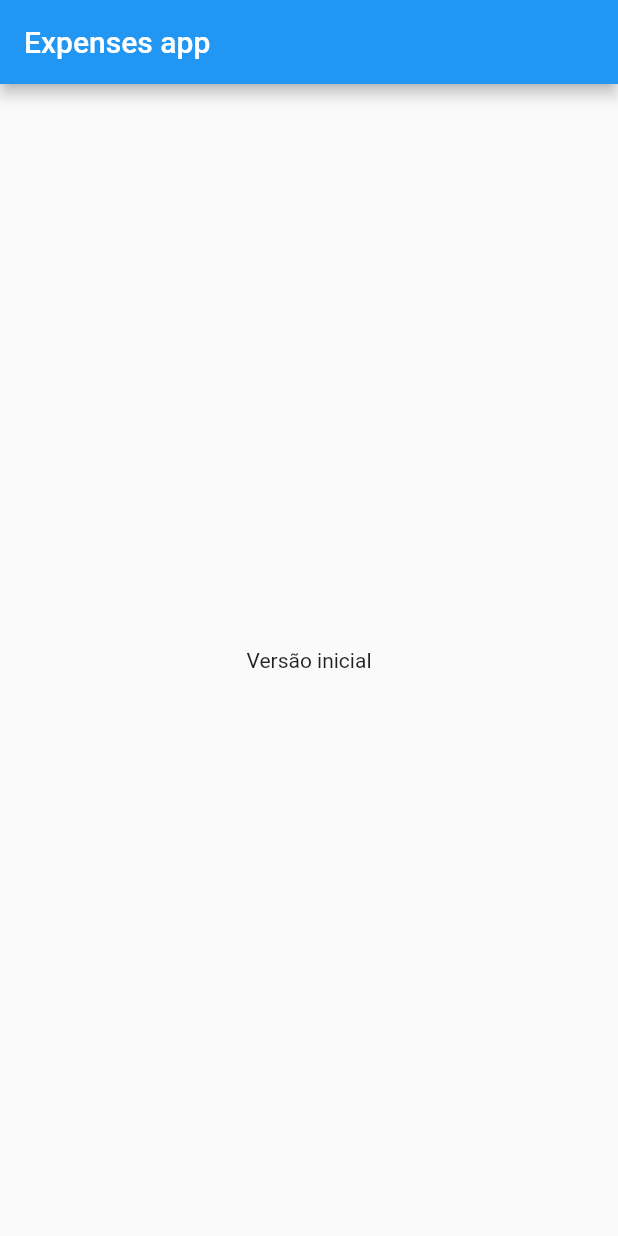
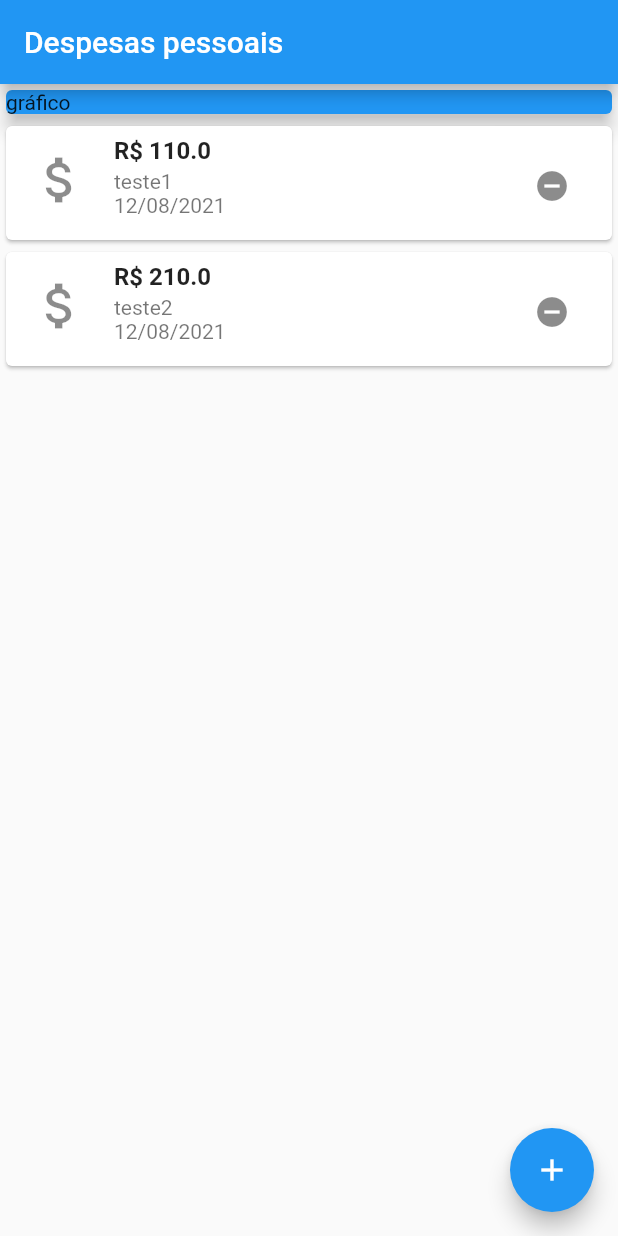
Before and after one commit to igorfcronem/expenses-app, a Flutter app: the screen it shows after launch, on a phone screen of 412 x 824 dp. Run offline on Flutter 3.47's test engine with Material 2 defaults, Android fonts, the phone set to English and light mode, and no system bars.

Commit message:
Feat: Modal to add transaction

```diff
--- /dev/null
+++ b/lib/components/transaction_list.dart
@@ -0,0 +1,52 @@
+import 'package:flutter/material.dart';
+import '../models/transaction.dart';
+import 'package:intl/intl.dart';
+
+class TransactionList extends StatelessWidget {
+  final List<Transaction> transactions;
+
+  final void Function(String) removeFromList;
+
+  TransactionList(this.transactions, this.removeFromList);
+
+  @override
+  Widget build(BuildContext context) {
+    return Container(
+      height: 300,
+      child: ListView.builder(
+          itemCount: transactions.length,
+          itemBuilder: (ctx, index) {
+            final e = transactions[index];
+            return Card(
+              child: ListTile(
+                leading: Icon(
+                  Icons.attach_money,
+                  size: 40,
+                ),
+                title: Text(
+                  'R\$ ${e.value.toString()}',
+                  style: TextStyle(
+                    fontWeight: FontWeight.bold,
+                    fontSize: 16,
+                  ),
+                ),
+                subtitle: Text(
+                  '${e.title} \n${DateFormat('d/MM/y').format(e.date)}',
+                  style: TextStyle(
+                    fontSize: 14,
+                  ),
+                ),
+                isThreeLine: true,
+                dense: true,
+                trailing: IconButton(
+                  icon: Icon(Icons.remove_circle),
+                  onPressed: () {
+                    removeFromList(e.id);
+                  },
+                ),
+              ),
+            );
+          }),
+    );
+  }
+}
--- a/lib/main.dart
+++ b/lib/main.dart
@@ -1,4 +1,9 @@
+import 'package:expenses/components/transaction_form.dart';
 import 'package:flutter/material.dart';
+import 'package:expenses/models/transaction.dart';
+import './components/transaction_form.dart';
+import './components/transaction_list.dart';
+import 'dart:math';
 
 main() => runApp(ExpensesApp());
 
@@ -13,17 +18,79 @@ class ExpensesApp extends StatelessWidget {
   }
 }
 
-class MyHomePage extends StatelessWidget {
-  const MyHomePage({Key? key}) : super(key: key);
+class MyHomePage extends StatefulWidget {
+
+  @override
+  _MyHomePageState createState() => _MyHomePageState();
+}
+
+class _MyHomePageState extends State<MyHomePage> {
+
+  final _transactions = [
+    Transaction(id: 't1', title: 'teste1', value: 110, date: DateTime.now()),
+    Transaction(id: 't2', title: 'teste2', value: 210, date: DateTime.now())
+  ];
+
+  _addTransaction(String title, double value) {
+    final newTransaction = new Transaction(
+        id: Random().nextDouble().toString(),
+        title: title,
+        value: value,
+        date: DateTime.now());
+
+    setState(() {
+      _transactions.add(newTransaction);
+    });
+
+    Navigator.of(context).pop();
+
+  }
+
+  _removeTransaction(String id) {
+    setState(() {
+      _transactions.removeAt(_transactions.indexWhere((element) => element.id == id));
+    });
+  }
+
+  _openTransactionFormModal(BuildContext context) {
+    showModalBottomSheet(context: context, builder: (_) {
+      return TransactionForm(_addTransaction);
+    });
+  }
+
 
   @override
   Widget build(BuildContext context) {
-    return Scaffold(
-      appBar: AppBar(
-        title: Text('Expenses app'),
-      ),
-      body: Center(
-        child: Text('Versão inicial'),
+    return GestureDetector(
+      onTap: () => FocusManager.instance.primaryFocus?.unfocus(),
+      child: Scaffold(
+        appBar: AppBar(
+          title: Text('Despesas pessoais'),
+        ),
+        body: SingleChildScrollView(
+          child: Column(
+            mainAxisAlignment: MainAxisAlignment.start,
+            crossAxisAlignment: CrossAxisAlignment.stretch,
+            children: <Widget>[
+              Container(
+                child: Card(
+                  color: Colors.blue,
+                  child: Text('gráfico'),
+                  elevation: 5,
+                ),
+              ),
+              Column(
+                children: [
+                  TransactionList(_transactions, _removeTransaction),
+                ],
+              )
+            ],
+          ),
+        ),
+        floatingActionButton: FloatingActionButton(
+          onPressed: () => {_openTransactionFormModal(context)},
+          child: Icon(Icons.add),
+        ),
       ),
     );
   }
--- /dev/null
+++ b/lib/models/transaction.dart
@@ -0,0 +1,12 @@
+class Transaction {
+  final String id;
+  final String title;
+  final double value;
+  final DateTime date;
+
+  Transaction(
+      {required this.id,
+      required this.title,
+      required this.value,
+      required this.date});
+}
--- a/pubspec.yaml
+++ b/pubspec.yaml
@@ -23,7 +23,7 @@ environment:
 dependencies:
   flutter:
     sdk: flutter
-
+  intl: ^0.17.0
 
   # The following adds the Cupertino Icons font to your application.
   # Use with the CupertinoIcons class for iOS style icons.
```
Also changed, not shown: lib/components/transaction_form.dart (added, +58 -0 lines), pubspec.lock.
